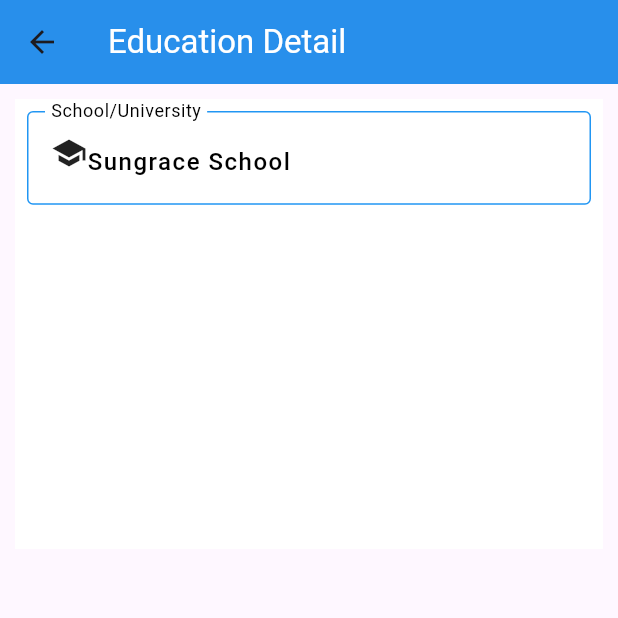
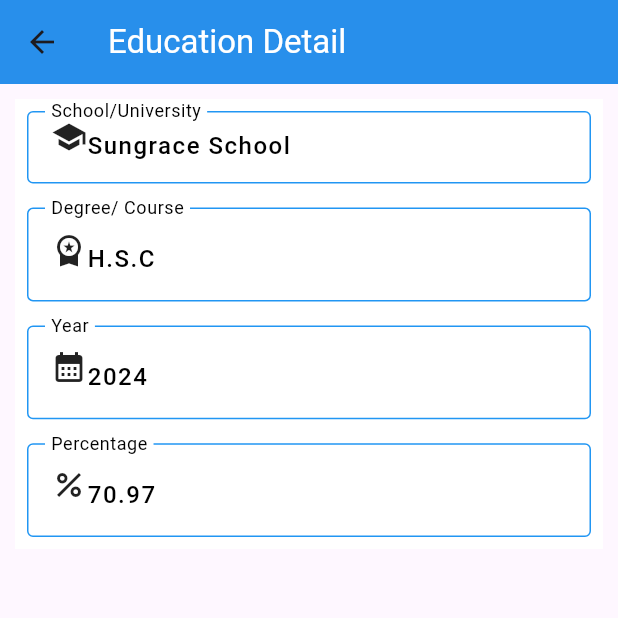
Before and after one commit to priyamtripathiii03/resumeapp, a Flutter app: the EducationPage screen opened by its route, on a phone screen of 412 x 824 dp, the top half of it. Run offline on Flutter 3.47's test engine with Material 3 defaults, Android fonts, the light colour scheme and no system bars; our stand-ins replace image_picker.

Commit message:
20-09-2024

```diff
--- a/lib/screens/education_page.dart
+++ b/lib/screens/education_page.dart
@@ -37,7 +37,29 @@ class _EducationPageState extends State<EducationPage> {
                     hint: 'Sungrace School',
                     prefix: Icons.school,
                     txtController: eduList[index]['school']),
+
               ),
+              textBox(
+                  isPhone: false,
+                  isAddress: false,
+                  label: 'Degree/ Course',
+                  hint: 'H.S.C',
+                  prefix: Icons.workspace_premium,
+                  txtController: eduList[index]['degree']),
+              textBox(
+                  isPhone: false,
+                  isAddress: false,
+                  label: 'Year',
+                  hint: '2024',
+                  prefix: Icons.calendar_month,
+                  txtController: eduList[index]['year']),
+              textBox(
+                  isPhone: false,
+                  isAddress: false,
+                  label: 'Percentage',
+                  hint: '70.97',
+                  prefix: Icons.percent,
+                  txtController: eduList[index]['grade']),
             ],
         ),
         ),
```
